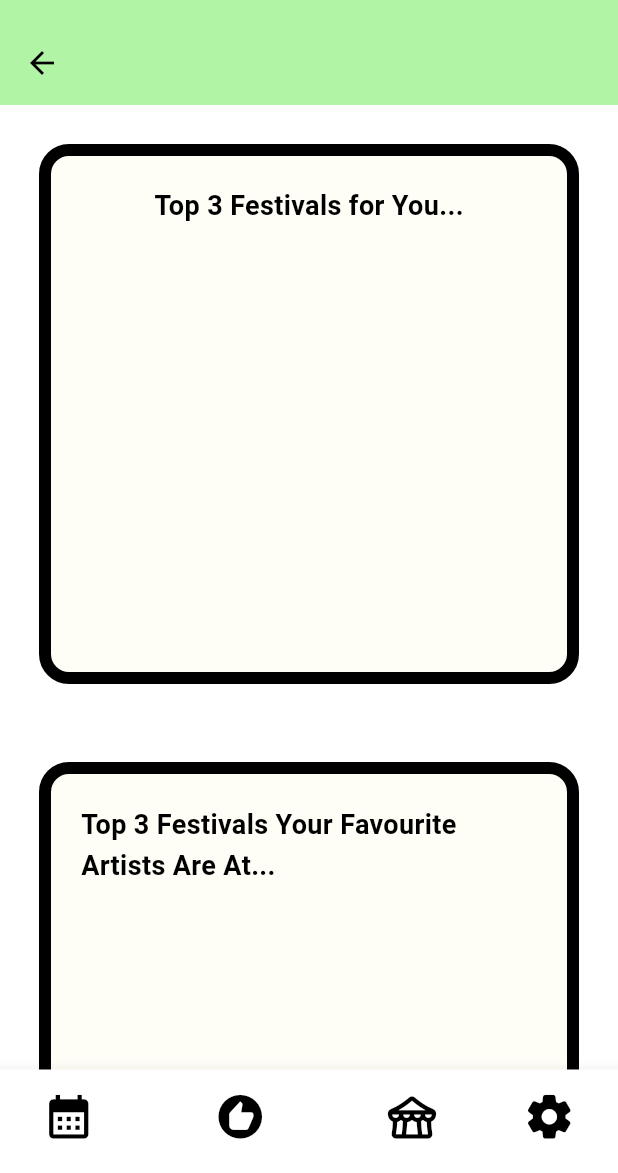
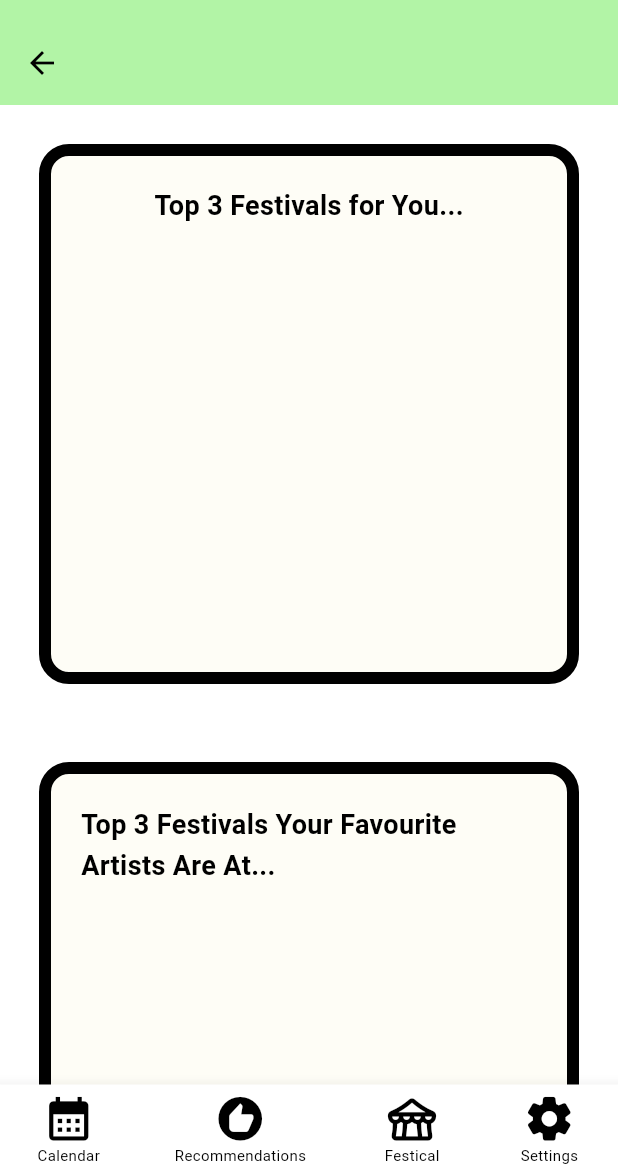
Before and after one commit to LEWISBIRCH2/MusiCAL, a Flutter app: the Navigation screen opened directly, item 2 of the bottom bar chosen, on a phone screen of 412 x 824 dp, the part 63-1236 px from its top. Run offline on Flutter 3.47's test engine with Material 3 defaults, Android fonts, the phone set to English and light mode, and no system bars; our stand-ins replace auto_size_text, firebase_core, firebase_database, flutter_calendar_carousel, google_fonts, webview_flutter; missing offline and left inert: spotify_sdk, webview_flutter_android, webview_flutter_wkwebview; accounts and stored records are empty.

Commit message:
text alterations on festical

```diff
--- a/lib/bottomnavbar.dart
+++ b/lib/bottomnavbar.dart
@@ -38,9 +38,14 @@ class _NavigationState extends State<Navigation> {
         ),
       ]),
       bottomNavigationBar: BottomNavigationBar(
+        selectedLabelStyle: const TextStyle(color: Colors.black, fontSize: 10),
+        selectedItemColor: Colors.black,
+        unselectedLabelStyle:
+            const TextStyle(color: Colors.black, fontSize: 10),
+        unselectedItemColor: Colors.black,
         iconSize: 35,
-        showSelectedLabels: false,
-        showUnselectedLabels: false,
+        showUnselectedLabels: true,
+        showSelectedLabels: true,
         items: [
           BottomNavigationBarItem(
               icon: Icon(Icons.calendar_month,
--- a/pubspec.yaml
+++ b/pubspec.yaml
@@ -24,6 +24,8 @@ dependencies:
   flutter_calendar_carousel: ^2.4.4
   spotify_sdk: ^3.0.2
   url_launcher: ^6.3.1
+  google_fonts: ^6.2.1
+  auto_size_text: ^3.0.0
 
 dev_dependencies:
   flutter_test:
```
Also changed, not shown: lib/main.dart (+12 -9 lines), pubspec.lock, 1 other file.
